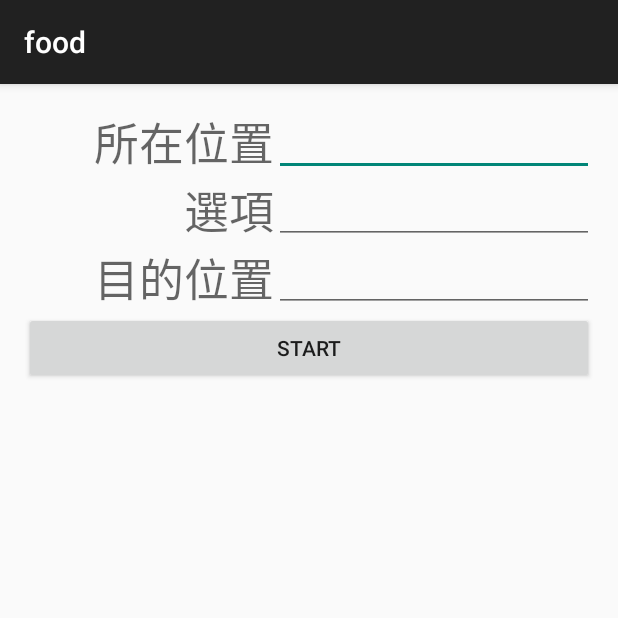
After one commit to m06zj4/location-app, an Android app: the Dijkstra screen opened directly, with no data from a screen before it, on a phone screen of 412 x 824 dp, the top half of it. The commit adds this screen. Run offline under Robolectric (Android 15) with nearby library versions, the phone set to English and light mode, and no system bars.

Commit message:
first commit

```diff
--- a/app/src/main/AndroidManifest.xml
+++ b/app/src/main/AndroidManifest.xml
@@ -49,6 +49,10 @@
             android:name=".AsyncTask"
             android:label="@string/title_activity_async_task" >
         </activity>
+        <activity
+            android:name=".Dijkstra"
+            android:label="@string/title_activity_food" >
+        </activity>
     </application>
 
 </manifest>
--- a/app/src/main/java/com/example/yf/app0706_yfproject/MainActivity.java
+++ b/app/src/main/java/com/example/yf/app0706_yfproject/MainActivity.java
@@ -48,4 +48,8 @@ public class MainActivity extends ActionBarActivity {
         Intent intent = new Intent(this, AsyncTask.class);
         startActivity(intent);
     }
+    public void btn8(View v){
+        Intent intent =new Intent(this, Dijkstra.class);
+        startActivity(intent);
+    }
 }
--- a/app/src/main/java/com/example/yf/app0706_yfproject/iBeaconAccept.java
+++ b/app/src/main/java/com/example/yf/app0706_yfproject/iBeaconAccept.java
@@ -111,7 +111,7 @@ public class iBeaconAccept extends ActionBarActivity implements BeaconConsumer {
     public void postData() {
         // Create a new HttpClient and Post Header
         HttpClient httpclient = new DefaultHttpClient();
-        HttpPost httppost = new HttpPost("http://120.114.138.143/compare.php");
+        HttpPost httppost = new HttpPost("http://120.114.104.148/compare.php");
 
         Log.w("mydebug1", UUID);
         Log.w("mydebug2",major);
--- a/app/src/main/java/com/example/yf/app0706_yfproject/json.java
+++ b/app/src/main/java/com/example/yf/app0706_yfproject/json.java
@@ -75,7 +75,7 @@ public class json extends ActionBarActivity {
     public void postData() {
         // Create a new HttpClient and Post Header
         HttpClient httpclient = new DefaultHttpClient();
-        HttpPost httppost = new HttpPost("http://120.114.138.147:8080/api/");
+        HttpPost httppost = new HttpPost("http://120.114.104.148/compare.php");
 
         try {
             // Add your data
--- /dev/null
+++ b/app/src/main/res/layout/dijkstra.xml
@@ -0,0 +1,115 @@
+<RelativeLayout xmlns:android="http://schemas.android.com/apk/res/android"
+    xmlns:tools="http://schemas.android.com/tools" android:layout_width="match_parent"
+    android:layout_height="match_parent" android:paddingLeft="@dimen/activity_horizontal_margin"
+    android:paddingRight="@dimen/activity_horizontal_margin"
+    android:paddingTop="@dimen/activity_vertical_margin"
+    android:paddingBottom="@dimen/activity_vertical_margin"
+    tools:context="com.example.yf.app0706_yfproject.Dijkstra">
+
+    <ScrollView
+        android:layout_width="wrap_content"
+        android:layout_height="wrap_content"
+        android:id="@+id/scrollView"
+        android:layout_alignParentLeft="true"
+        android:layout_alignParentStart="true"
+        android:layout_alignParentBottom="true"
+        android:layout_alignParentRight="true"
+        android:layout_alignParentEnd="true"
+        android:layout_below="@+id/button">
+
+        <TextView
+            android:layout_width="wrap_content"
+            android:layout_height="wrap_content"
+            android:textAppearance="?android:attr/textAppearanceSmall"
+            android:text=""
+            android:id="@+id/textView" />
+    </ScrollView>
+
+    <EditText
+        android:layout_width="wrap_content"
+        android:layout_height="wrap_content"
+        android:inputType="number"
+        android:ems="10"
+        android:id="@+id/editText1"
+        android:layout_alignParentTop="true"
+        android:layout_alignParentRight="true"
+        android:layout_alignParentEnd="true" />
+
+    <EditText
+        android:layout_width="wrap_content"
+        android:layout_height="wrap_content"
+        android:inputType="number"
+        android:ems="10"
+        android:id="@+id/editText2"
+        android:layout_below="@+id/editText1"
+        android:layout_alignParentRight="true"
+        android:layout_alignParentEnd="true" />
+
+    <EditText
+        android:layout_width="wrap_content"
+        android:layout_height="wrap_content"
+        android:inputType="number"
+        android:ems="10"
+        android:id="@+id/editText3"
+        android:layout_below="@+id/editText2"
+        android:layout_alignLeft="@+id/editText2"
+        android:layout_alignStart="@+id/editText2" />
+
+    <TextView
+        android:layout_width="wrap_content"
+        android:layout_height="wrap_content"
+        android:textAppearance="?android:attr/textAppearanceMedium"
+        android:text="所在位置"
+        android:id="@+id/textView2"
+        android:layout_above="@+id/editText2"
+        android:layout_toLeftOf="@+id/editText1"
+        android:layout_alignParentTop="true"
+        android:layout_alignParentLeft="true"
+        android:layout_alignParentStart="true"
+        android:textSize="30dp"
+        android:gravity="center_vertical|right" />
+
+    <TextView
+        android:layout_width="wrap_content"
+        android:layout_height="wrap_content"
+        android:textAppearance="?android:attr/textAppearanceMedium"
+        android:text="選項"
+        android:id="@+id/textView3"
+        android:layout_below="@+id/textView2"
+        android:layout_toLeftOf="@+id/editText1"
+        android:layout_above="@+id/editText3"
+        android:layout_alignParentLeft="true"
+        android:layout_alignParentStart="true"
+        android:textSize="30dp"
+        android:gravity="center_vertical|right" />
+
+    <TextView
+        android:layout_width="wrap_content"
+        android:layout_height="wrap_content"
+        android:textAppearance="?android:attr/textAppearanceMedium"
+        android:text="目的位置"
+        android:id="@+id/textView4"
+        android:layout_below="@+id/textView3"
+        android:layout_toLeftOf="@+id/editText2"
+        android:layout_alignBottom="@+id/editText3"
+        android:layout_alignParentLeft="true"
+        android:layout_alignParentStart="true"
+        android:textSize="30dp"
+        android:gravity="center_vertical|right" />
+
+    <Button
+        style="?android:attr/buttonStyleSmall"
+        android:layout_width="wrap_content"
+        android:layout_height="wrap_content"
+        android:text="Start"
+        android:id="@+id/button"
+        android:layout_below="@+id/editText3"
+        android:layout_alignParentLeft="true"
+        android:layout_alignParentStart="true"
+        android:layout_alignParentRight="true"
+        android:layout_alignParentEnd="true" />
+
+
+
+
+</RelativeLayout>
--- a/app/src/main/res/values/strings.xml
+++ b/app/src/main/res/values/strings.xml
@@ -10,4 +10,5 @@
     <string name="title_activity_my_dijkstra">MyDijkstra</string>
     <string name="title_activity_my_dijksra_2">MyDijksra_2</string>
     <string name="title_activity_async_task">AsyncTask</string>
+    <string name="title_activity_food">food</string>
 </resources>
```
Also changed, not shown: app/src/main/java/com/example/yf/app0706_yfproject/Dijkstra.java (added, +171 -0 lines), app/src/main/java/com/example/yf/app0706_yfproject/MyDijkstra.java (+7 -3 lines), app/src/main/java/com/example/yf/app0706_yfproject/ShortestPath.java (added, +262 -0 lines), app/src/main/java/com/example/yf/app0706_yfproject/bmi.java (+17 -5 lines), app/src/main/res/layout/activity_main.xml (+9 -0 lines), app/src/main/res/layout/activity_my_dijkstra.xml (+14 -2 lines), app/src/main/res/menu/menu_food.xml (added, +7 -0 lines), 1 other file.
